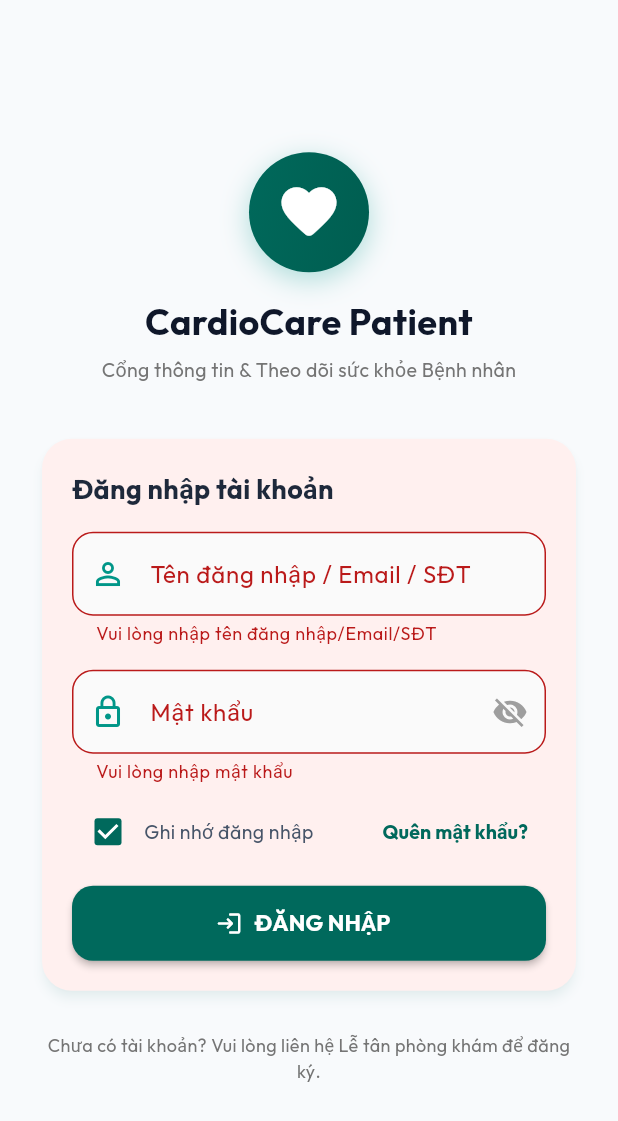
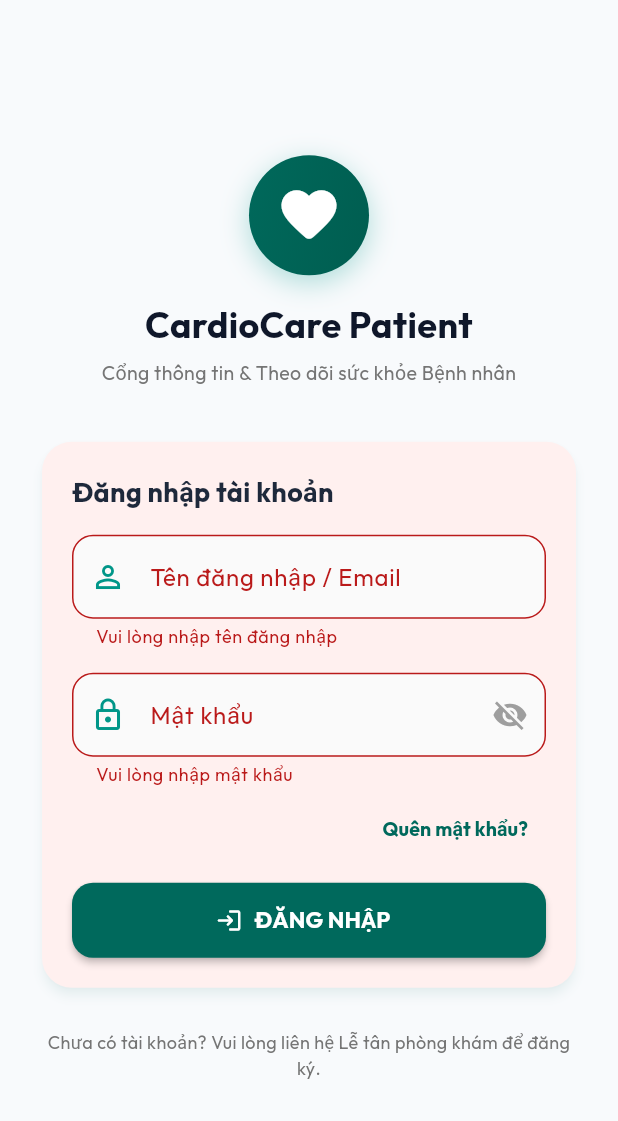
Before and after one commit to txt2806/Early-disease-risk, a Flutter app: the screen it shows after launch, after a tap on "ĐĂNG NHẬP", on a phone screen of 412 x 824 dp. Shown: the top 1121 px of the screen. Run offline on Flutter 3.47's test engine with Material 3 defaults, Android fonts, the phone set to English and light mode, and no system bars; our stand-ins replace google_fonts.

Commit message:
refactor(auth): simplify login screen UI and backend auth controller to username/email

```diff
--- a/patient_app/lib/screens/login_screen.dart
+++ b/patient_app/lib/screens/login_screen.dart
@@ -18,7 +18,6 @@ class _LoginScreenState extends State<LoginScreen> {
 
   bool _isPasswordVisible = false;
   bool _isLoading = false;
-  bool _rememberMe = true;
 
   @override
   void dispose() {
@@ -173,11 +172,11 @@ class _LoginScreenState extends State<LoginScreen> {
                             controller: _usernameController,
                             keyboardType: TextInputType.emailAddress,
                             validator: (val) {
-                              if (val == null || val.trim().isEmpty) return 'Vui lòng nhập tên đăng nhập/Email/SĐT';
+                              if (val == null || val.trim().isEmpty) return 'Vui lòng nhập tên đăng nhập';
                               return null;
                             },
                             decoration: InputDecoration(
-                              labelText: 'Tên đăng nhập / Email / SĐT',
+                              labelText: 'Tên đăng nhập / Email',
                               prefixIcon: const Icon(Icons.person_outline, color: Colors.teal),
                               filled: true,
                               fillColor: Colors.grey.shade50,
@@ -220,22 +219,11 @@ class _LoginScreenState extends State<LoginScreen> {
                             ),
                           ),
 
-                          const SizedBox(height: 8),
+                          const SizedBox(height: 4),
 
-                          Row(
-                            children: [
-                              Checkbox(
-                                value: _rememberMe,
-                                activeColor: Colors.teal.shade800,
-                                onChanged: (val) {
-                                  setState(() {
-                                    _rememberMe = val ?? true;
-                                  });
-                                },
-                              ),
-                              const Text('Ghi nhớ đăng nhập', style: TextStyle(fontSize: 13, color: Color(0xFF475569))),
-                              const Spacer(),
-                              TextButton(
+                          Align(
+                            alignment: Alignment.centerRight,
+                            child: TextButton(
                               onPressed: () {
                                 ScaffoldMessenger.of(context).showSnackBar(
                                   const SnackBar(
@@ -245,7 +233,6 @@ class _LoginScreenState extends State<LoginScreen> {
                               },
                               child: Text('Quên mật khẩu?', style: TextStyle(fontSize: 13, color: Colors.teal.shade800, fontWeight: FontWeight.bold)),
                             ),
-                            ],
                           ),
 
                           const SizedBox(height: 12),
```
Also changed, not shown: 1 other file. Lines whose indentation alone changed are shown as unchanged.
